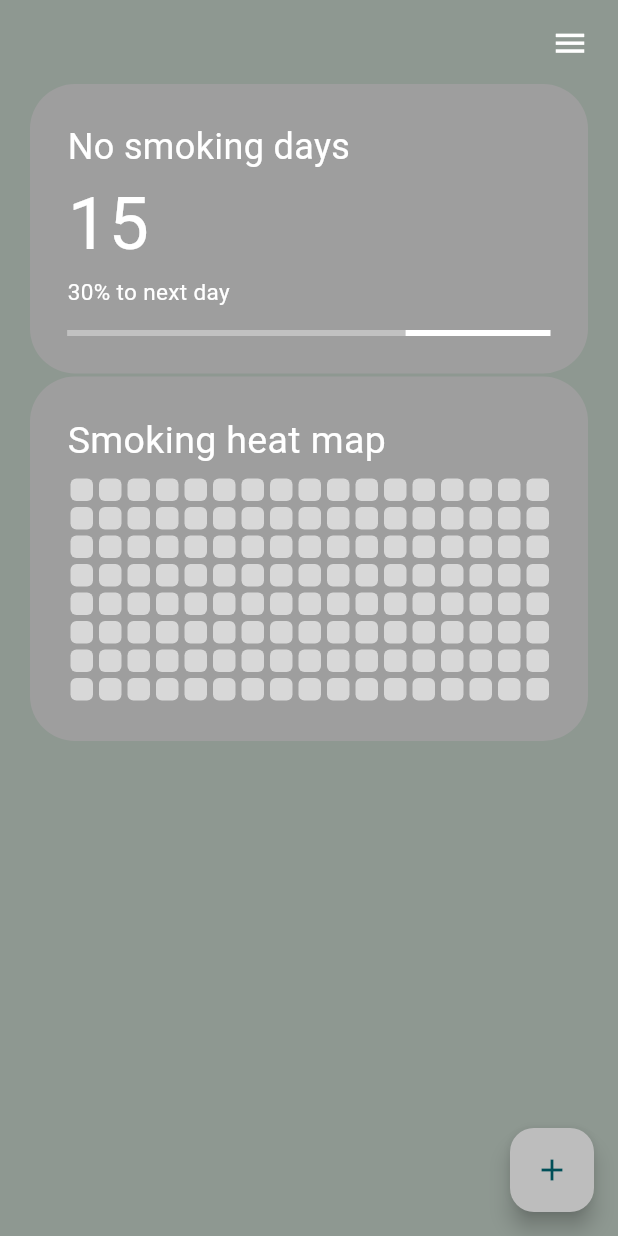
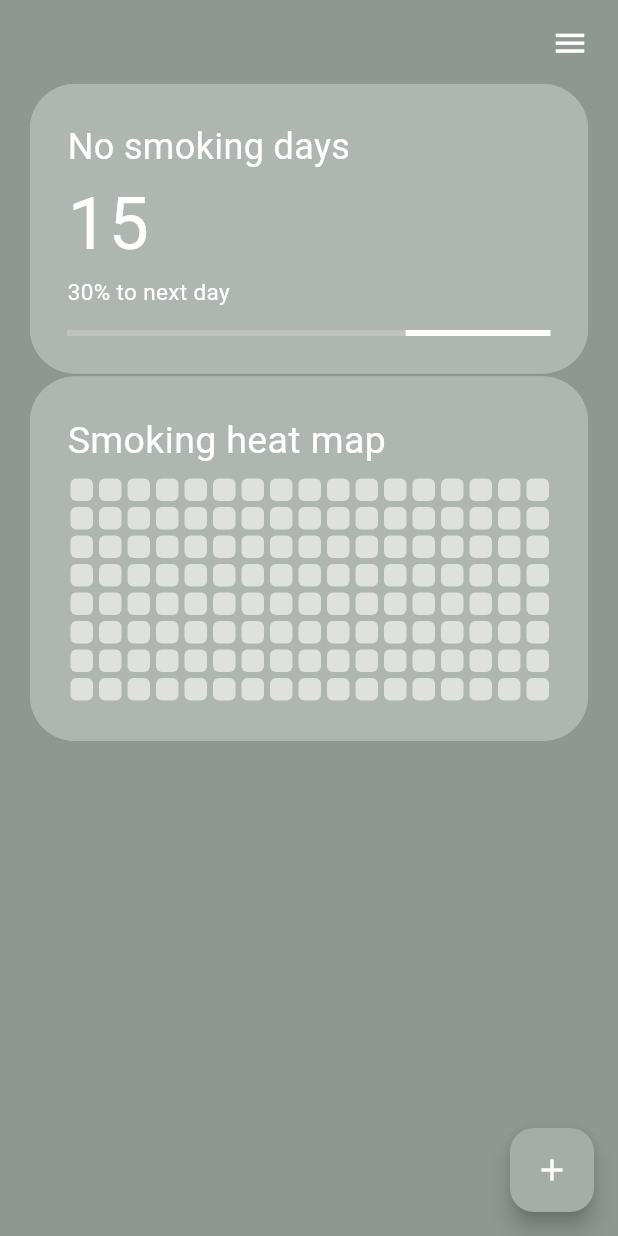
Before and after one commit to Bogghi/smore_tracker, a Flutter app: the screen it shows after launch, on a phone screen of 412 x 824 dp. Run offline on Flutter 3.47's test engine with Material 3 defaults, Android fonts, the phone set to English and light mode, and no system bars.

Commit message:
consolidated the theme

```diff
--- a/lib/pages/home_page.dart
+++ b/lib/pages/home_page.dart
@@ -1,4 +1,5 @@
 import 'package:flutter/material.dart';
+import 'package:smoke_tracker/widgets/Panel.dart';
 
 class HomePage extends StatefulWidget {
   const HomePage({super.key});
@@ -27,16 +28,7 @@ class _HomePageState extends State<HomePage> {
       body: SingleChildScrollView(
         child: Column(
           children: [
-            Padding(
-              padding: const EdgeInsets.symmetric(horizontal: 20),
-              child: Container(
-                width: double.infinity,
-                decoration: BoxDecoration(
-                  borderRadius: BorderRadius.circular(30),
-                  color: Colors.grey,
-                ),
-                child: const Padding(
-                  padding: EdgeInsets.all(25.0),
+            const Panel(
               child: Column(
                 crossAxisAlignment: CrossAxisAlignment.start,
                 children: [
@@ -74,21 +66,10 @@ class _HomePageState extends State<HomePage> {
                 ],
               ),
             ),
-              ),
-            ),
             const SizedBox(
               height: 2,
             ),
-            Padding(
-              padding: const EdgeInsets.symmetric(horizontal: 20),
-              child: Container(
-                width: double.infinity,
-                decoration: BoxDecoration(
-                  borderRadius: BorderRadius.circular(30),
-                  color: Colors.grey,
-                ),
-                child: Padding(
-                  padding: const EdgeInsets.all(25.0),
+            Panel(
               child: Column(
                 crossAxisAlignment: CrossAxisAlignment.start,
                 children: [
@@ -107,15 +88,16 @@ class _HomePageState extends State<HomePage> {
                 ],
               ),
             ),
-              ),
-            )
           ],
         ),
       ),
       floatingActionButton: FloatingActionButton(
         onPressed: () {},
-        backgroundColor: Colors.grey.shade400,
-        child: const Icon(Icons.add),
+        backgroundColor: const Color.fromRGBO(166, 173, 167, 1),
+        child: const Icon(
+          Icons.add,
+          color: Colors.white,
+        ),
       ),
     );
   }
--- /dev/null
+++ b/lib/widgets/Panel.dart
@@ -0,0 +1,33 @@
+import 'package:flutter/material.dart';
+
+class Panel extends StatelessWidget {
+  final Widget child;
+
+  const Panel({
+    super.key,
+    required this.child,
+  });
+
+  @override
+  Widget build(BuildContext context) {
+    return Padding(
+      padding: const EdgeInsets.symmetric(horizontal: 20),
+      child: Container(
+        width: double.infinity,
+        decoration: BoxDecoration(
+          borderRadius: BorderRadius.circular(30),
+          color: const Color.fromARGB(700, 166, 173, 167),
+          boxShadow: [
+            BoxShadow(
+              color: Colors.white.withOpacity(0.5)
+            )
+          ]
+        ),
+        child: Padding(
+          padding: const EdgeInsets.all(25.0),
+          child: child,
+        ),
+      ),
+    );
+  }
+}
```
Lines whose indentation alone changed are shown as unchanged.
